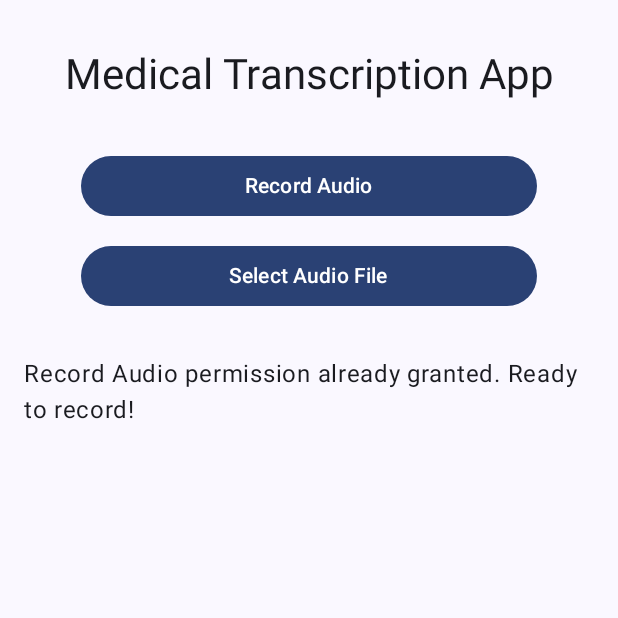
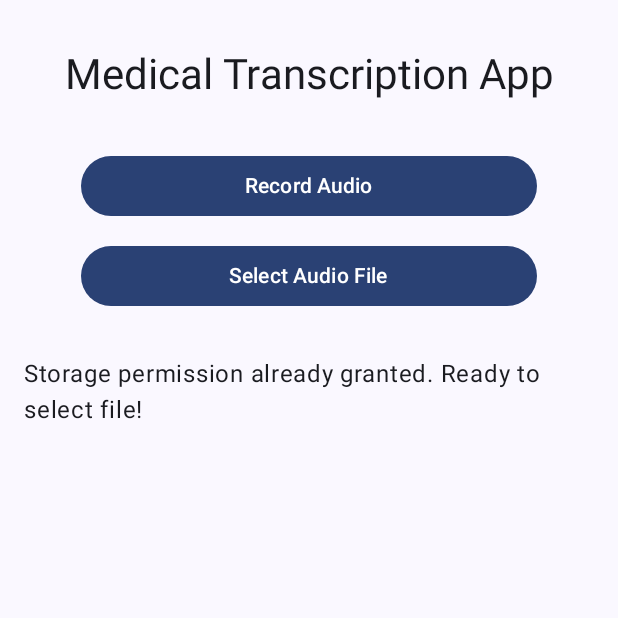
Before and after one commit to zmarg1/med-assist, an Android app built with Jetpack Compose: the screen it shows after launch (MainActivity), after a tap on "Select Audio File", on a phone screen of 412 x 824 dp, the top half of it. Run offline under Robolectric (Android 15) with nearby library versions, the phone set to English and light mode, and no system bars; 1 other tap on this screen came first.

Commit message:
Implement conditional runtime permission requests for storage access based on API version

```diff
--- a/android_frontend/app/src/main/AndroidManifest.xml
+++ b/android_frontend/app/src/main/AndroidManifest.xml
@@ -4,7 +4,10 @@
 
     <uses-permission android:name="android.permission.INTERNET" />
     <uses-permission android:name="android.permission.RECORD_AUDIO" />
+
     <uses-permission android:name="android.permission.READ_MEDIA_AUDIO" />
+
+    <uses-permission android:name="android.permission.READ_EXTERNAL_STORAGE" android:maxSdkVersion="32" />
 
     <application
         android:allowBackup="true"
--- a/android_frontend/app/src/main/java/com/example/medassist/MainActivity.kt
+++ b/android_frontend/app/src/main/java/com/example/medassist/MainActivity.kt
@@ -1,9 +1,10 @@
 package com.example.medassist
 
-import android.Manifest // Required for Manifest.permission
+import android.Manifest
 import android.content.pm.PackageManager
+import android.os.Build // Required for Build.VERSION.SDK_INT
 import android.os.Bundle
-import android.widget.Toast // For simple feedback
+import android.widget.Toast
 import androidx.activity.ComponentActivity
 import androidx.activity.compose.rememberLauncherForActivityResult
 import androidx.activity.compose.setContent
@@ -16,10 +17,10 @@ import androidx.compose.material3.Text
 import androidx.compose.runtime.*
 import androidx.compose.ui.Alignment
 import androidx.compose.ui.Modifier
-import androidx.compose.ui.platform.LocalContext // Required for Context
+import androidx.compose.ui.platform.LocalContext
 import androidx.compose.ui.tooling.preview.Preview
 import androidx.compose.ui.unit.dp
-import androidx.core.content.ContextCompat // Required for ContextCompat
+import androidx.core.content.ContextCompat
 import com.example.medassist.ui.theme.MedAssistTheme
 
 class MainActivity : ComponentActivity() {
@@ -51,6 +52,21 @@ fun TranscriptionScreen(modifier: Modifier = Modifier) {
                 // Permission Denied
                 Toast.makeText(context, "Record Audio permission denied", Toast.LENGTH_SHORT).show()
                 transcriptionText = "Record Audio permission denied. Cannot record."
+            }
+        }
+    )
+
+    // Launcher for storage permission (READ_MEDIA_AUDIO or READ_EXTERNAL_STORAGE)
+    val storagePermissionLauncher = rememberLauncherForActivityResult(
+        contract = ActivityResultContracts.RequestPermission(),
+        onResult = { isGranted: Boolean ->
+            if (isGranted) {
+                Toast.makeText(context, "Storage permission granted", Toast.LENGTH_SHORT).show()
+                transcriptionText = "Storage permission granted. Ready to select file!"
+                // TODO: Implement audio file selection logic
+            } else {
+                Toast.makeText(context, "Storage permission denied", Toast.LENGTH_SHORT).show()
+                transcriptionText = "Storage permission denied. Cannot select file."
             }
         }
     )
@@ -99,7 +115,26 @@ fun TranscriptionScreen(modifier: Modifier = Modifier) {
                     Text("Record Audio")
                 }
                 Button(
-                    onClick = { /* TODO: Implement select audio file action AND its permission request */ },
+                    onClick = {
+                        // Determine which storage permission to request based on Android version
+                        val storagePermission =
+                            if (Build.VERSION.SDK_INT >= Build.VERSION_CODES.TIRAMISU) { // TIRAMISU is API 33
+                                Manifest.permission.READ_MEDIA_AUDIO
+                            } else {
+                                Manifest.permission.READ_EXTERNAL_STORAGE
+                            }
+
+                        when (ContextCompat.checkSelfPermission(context, storagePermission)) {
+                            PackageManager.PERMISSION_GRANTED -> {
+                                Toast.makeText(context, "Storage permission already granted", Toast.LENGTH_SHORT).show()
+                                transcriptionText = "Storage permission already granted. Ready to select file!"
+                                // TODO: Implement audio file selection logic
+                            }
+                            else -> {
+                                storagePermissionLauncher.launch(storagePermission)
+                            }
+                        }
+                    },
                     modifier = Modifier.fillMaxWidth(0.8f)
                 ) {
                     Text("Select Audio File")
```
